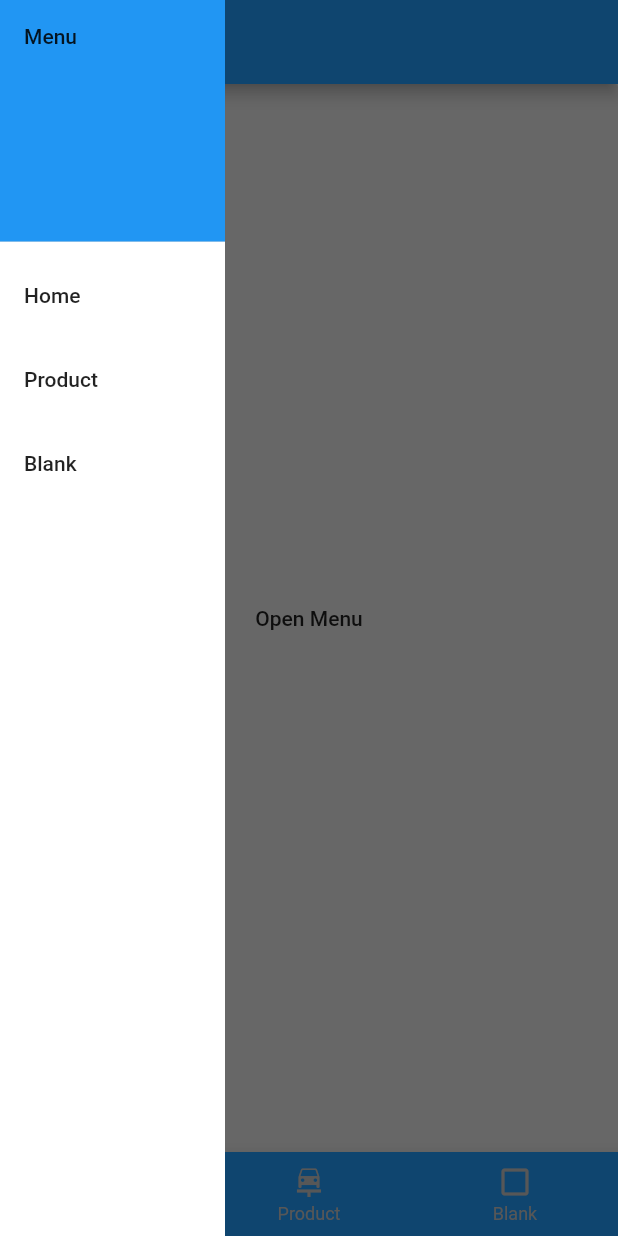
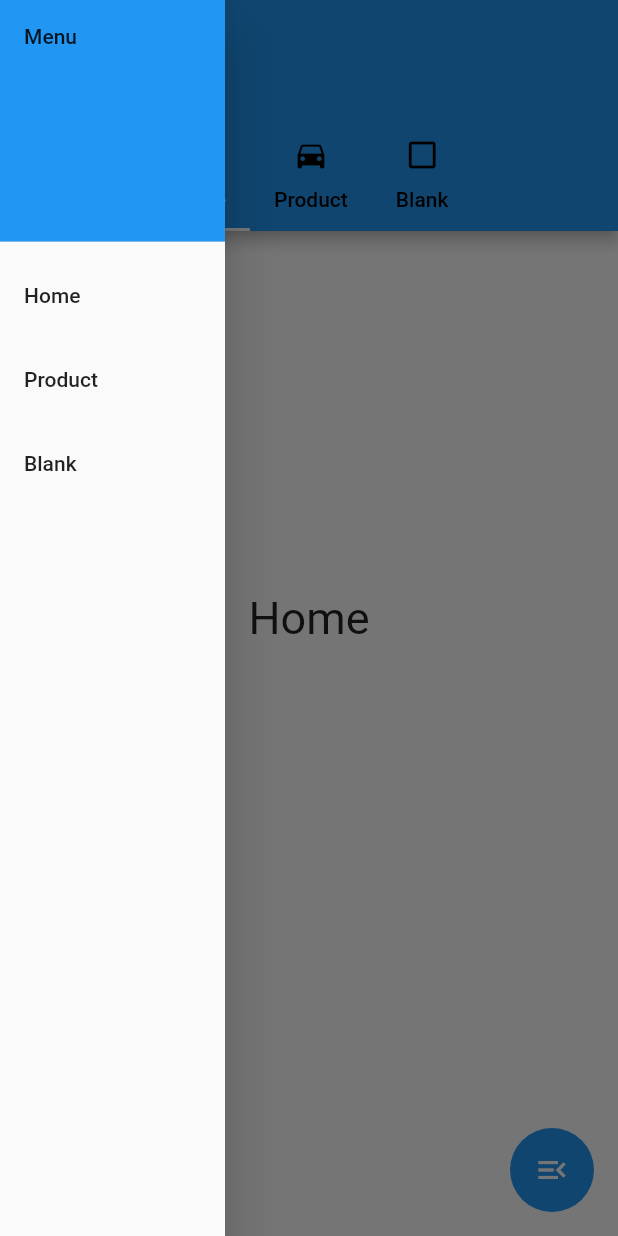
Before and after one commit to vika41130/carousel_slider, a Flutter app: the screen it shows after launch, with the side drawer open, on a phone screen of 412 x 824 dp. Run offline on Flutter 3.47's test engine with Material 2 defaults, Android fonts, the light colour scheme and no system bars.

Commit message:
[topbar]

```diff
--- /dev/null
+++ b/lib/custom_drawer.dart
@@ -0,0 +1,49 @@
+import 'package:flutter/material.dart';
+
+class CustomDrawer extends StatefulWidget {
+  CustomDrawer({
+    Key key,
+    this.elevation = 16.0,
+    this.child,
+    this.semanticLabel,
+    this.callback,
+  })  : assert(elevation != null && elevation >= 0.0),
+        super(key: key);
+
+  final double elevation;
+  final Widget child;
+  final String semanticLabel;
+
+  final DrawerCallback callback;
+  @override
+  _CustomDrawerState createState() => _CustomDrawerState();
+}
+
+class _CustomDrawerState extends State<CustomDrawer> {
+  @override
+  void initState() {
+    if (widget.callback != null) {
+      widget.callback(true);
+    }
+
+    super.initState();
+  }
+
+  @override
+  void dispose() {
+    if (widget.callback != null) {
+      widget.callback(false);
+    }
+    super.dispose();
+  }
+
+  @override
+  Widget build(BuildContext context) {
+    return Drawer(
+      key: widget.key,
+      elevation: widget.elevation,
+      semanticLabel: widget.semanticLabel,
+      child: widget.child
+    );
+  }
+}
--- a/lib/home_container.dart
+++ b/lib/home_container.dart
@@ -1,4 +1,5 @@
 import 'package:flutter/material.dart';
+import 'package:lutoi/custom_drawer.dart';
 import 'package:lutoi/model/bottom_tab_bar.model.dart';
 import 'package:lutoi/tab_page/home_tab_page.dart';
 import 'package:lutoi/tab_page/another_tab_page.dart';
@@ -11,14 +12,21 @@ class HomeContainer extends StatefulWidget {
   _HomeContainerState createState() => _HomeContainerState();
 }
 
-class _HomeContainerState extends State<HomeContainer> {
+class _HomeContainerState extends State<HomeContainer>
+    with SingleTickerProviderStateMixin {
   int tabIndex = 0;
   List<Widget> pagesList;
   List<BottomTabBarModel> bottomTabBarList = [];
+  List<Tab> tabBarList = [];
   final GlobalKey<ScaffoldState> _scaffoldKey = new GlobalKey<ScaffoldState>();
+  TabController _tabController;
+  bool isDrawerOpen = false;
 
   @override
   void initState() {
+    createTabBarList();
+    _tabController = TabController(length: 3, vsync: this);
+    _tabController.addListener(tabListener);
     super.initState();
     pagesList = [
       HomeTabPage(scaffoldKey: _scaffoldKey),
@@ -34,21 +42,80 @@ class _HomeContainerState extends State<HomeContainer> {
     bottomTabBarList.add(BottomTabBarModel(label: 'Blank'));
   }
 
+  void createTabBarList() {
+    tabBarList.add(Tab(
+      icon: new Icon(Icons.home),
+      child: Text("Home"),
+    ));
+    tabBarList.add(Tab(
+      icon: new Icon(Icons.directions_car),
+      child: Text("Product"),
+    ));
+    tabBarList.add(Tab(
+      icon: new Icon(Icons.check_box_outline_blank),
+      child: Text("Blank"),
+    ));
+  }
+
+  void tabListener() {
+  }
+
+  void setIsDrawerOpen({bool isOpen = false}) {
+    WidgetsBinding.instance.addPostFrameCallback((timeStamp) {
+      setState(() {
+        isDrawerOpen = isOpen;
+      });
+    });
+  }
+
   @override
   Widget build(BuildContext context) {
     return Scaffold(
       key: _scaffoldKey,
+      // drawerEnableOpenDragGesture: false,
+      // drawerEdgeDragWidth: 10,
+      // extendBody: true,
+      extendBodyBehindAppBar: true,
       appBar: AppBar(
-        title: Text('${bottomTabBarList[tabIndex].label}'),
+        toolbarHeight: 80,
+        // title: Text('${bottomTabBarList[tabIndex].label}'),
+        // backgroundColor: Colors.cyan[100],
+        bottom: TabBar(
+          isScrollable: true,
+          unselectedLabelColor: Colors.black,
+          labelColor: Colors.white,
+          onTap: (index) {
+            setState(() {
+              tabIndex = index;
+              print('-----------------tabIndex: $tabIndex');
+            });
+          },
+          tabs: tabBarList,
+          controller: _tabController,
+          indicatorColor: Colors.white,
+          indicatorSize: TabBarIndicatorSize.tab,
         ),
-      // drawer: Drawer(
+      ),
+      body: TabBarView(
+        children: [
+          HomeTabPage(scaffoldKey: _scaffoldKey),
+          ProductTabPage(),
+          BlankTabPage(),
+        ],
+        controller: _tabController,
+      ),
       drawer: Container(
         width: 150,
-        color: Colors.white,
+        child: CustomDrawer(
+          callback: (v) {
+            setIsDrawerOpen(isOpen: v);
+          },
           child: ListView(
             padding: EdgeInsets.zero,
             children: <Widget>[
               DrawerHeader(
+                // margin: EdgeInsets.zero,
+                // padding: EdgeInsets.zero,
                 child: Text('Menu'),
                 decoration: BoxDecoration(
                   color: Colors.blue,
@@ -60,7 +127,9 @@ class _HomeContainerState extends State<HomeContainer> {
                   setState(() {
                     tabIndex = 0;
                   });
+                  _tabController.animateTo(tabIndex);
                   Navigator.of(context).pop();
+                  setIsDrawerOpen();
                 },
               ),
               ListTile(
@@ -69,7 +138,9 @@ class _HomeContainerState extends State<HomeContainer> {
                   setState(() {
                     tabIndex = 1;
                   });
+                  _tabController.animateTo(tabIndex);
                   Navigator.of(context).pop();
+                  setIsDrawerOpen();
                 },
               ),
               ListTile(
@@ -78,38 +149,101 @@ class _HomeContainerState extends State<HomeContainer> {
                   setState(() {
                     tabIndex = 2;
                   });
+                  _tabController.animateTo(tabIndex);
                   Navigator.of(context).pop();
+                  setIsDrawerOpen();
                 },
               ),
             ],
           ),
         ),
-      body: pagesList[tabIndex],
-      bottomNavigationBar: BottomNavigationBar(
-          selectedItemColor: Colors.white,
-          unselectedItemColor: Colors.grey[400],
-          backgroundColor: Theme.of(context).primaryColor,
-          currentIndex: tabIndex,
-          onTap: (int index) {
+      ),
+      // drawer: Container(
+      //   width: 150,
+      //   color: Colors.white,
+      //   child: ListView(
+      //     padding: EdgeInsets.zero,
+      //     children: <Widget>[
+      //       DrawerHeader(
+      //         child: Text('Menu'),
+      //         decoration: BoxDecoration(
+      //           color: Colors.blue,
+      //         ),
+      //       ),
+      //       ListTile(
+      //         title: Text('${bottomTabBarList[0].label}'),
+      //         onTap: () {
+      //           setState(() {
+      //             tabIndex = 0;
+      //           });
+      //           _tabController.animateTo(tabIndex);
+      //           Navigator.of(context).pop();
+      //           setIsDrawerOpen();
+      //         },
+      //       ),
+      //       ListTile(
+      //         title: Text('${bottomTabBarList[1].label}'),
+      //         onTap: () {
+      //           setState(() {
+      //             tabIndex = 1;
+      //           });
+      //           _tabController.animateTo(tabIndex);
+      //           Navigator.of(context).pop();
+      //           setIsDrawerOpen();
+      //         },
+      //       ),
+      //       ListTile(
+      //         title: Text('${bottomTabBarList[2].label}'),
+      //         onTap: () {
+      //           setState(() {
+      //             tabIndex = 2;
+      //           });
+      //           _tabController.animateTo(tabIndex);
+      //           Navigator.of(context).pop();
+      //           setIsDrawerOpen();
+      //         },
+      //       ),
+      //     ],
+      //   ),
+      // ),
+      // body: pagesList[tabIndex],
+      // bottomNavigationBar: BottomNavigationBar(
+      //     selectedItemColor: Colors.white,
+      //     unselectedItemColor: Colors.grey[400],
+      //     backgroundColor: Theme.of(context).primaryColor,
+      //     currentIndex: tabIndex,
+      //     onTap: (int index) {
+      //       setState(() {
+      //         tabIndex = index;
+      //       });
+      //     },
+      //     items: [
+      //       BottomNavigationBarItem(
+      //         icon: Icon(Icons.home),
+      //         label: bottomTabBarList[0].label,
+      //       ),
+      //       BottomNavigationBarItem(
+      //         icon: Icon(Icons.car_repair),
+      //         label: bottomTabBarList[1].label,
+      //       ),
+      //       BottomNavigationBarItem(
+      //         icon: Icon(Icons.check_box_outline_blank),
+      //         label: bottomTabBarList[2].label,
+      //       ),
+      //     ]),
+      // backgroundColor: Theme.of(context).primaryColor,
+      floatingActionButton: new FloatingActionButton(
+          elevation: 0.0,
+          tooltip: 'Open Menu',
+          child:
+              isDrawerOpen ? new Icon(Icons.menu_open) : new Icon(Icons.menu),
+          onPressed: () {
+            // Scaffold.of(context).openDrawer();
+            _scaffoldKey.currentState.openDrawer();
             setState(() {
-              tabIndex = index;
+              isDrawerOpen = _scaffoldKey.currentState.isDrawerOpen;
             });
-          },
-          items: [
-            BottomNavigationBarItem(
-              icon: Icon(Icons.home),
-              label: bottomTabBarList[0].label,
-            ),
-            BottomNavigationBarItem(
-              icon: Icon(Icons.car_repair),
-              label: bottomTabBarList[1].label,
-            ),
-            BottomNavigationBarItem(
-              icon: Icon(Icons.check_box_outline_blank),
-              label: bottomTabBarList[2].label,
-            ),
-          ]),
-      backgroundColor: Theme.of(context).primaryColor,
+          }),
     );
   }
 }
--- a/lib/service/product_service.dart
+++ b/lib/service/product_service.dart
@@ -16,7 +16,7 @@ class ProductService {
       list.add(ProductModel(
         id: i.toString(),
         name: 'BMW - X' + i.toString(),
-        image: 'assets/images/bmw/bg_bmw.jpg',
+        image: 'assets/images/bmw/bmw_logo.jpg',
         price: 10000 + i * 100.0,
       ));
     }
--- a/lib/tab_page/home_tab_page.dart
+++ b/lib/tab_page/home_tab_page.dart
@@ -21,16 +21,10 @@ class _HomeTabPageState extends State<HomeTabPage>
       width: double.infinity,
       height: double.infinity,
       color: Colors.white,
-      child: SizedBox(
-        width: 100,
-        height: 100,
-        child: RaisedButton(
-          child: Text('Open Menu'),
-          onPressed: () {
-            // widget.scaffoldKey.currentState.openDrawer();
-            Scaffold.of(context).openDrawer();
-            // Scaffold.of(context).openEndDrawer();
-          },
+      child: Center(
+        child: Text(
+          'Home',
+          style: TextStyle(fontSize: 30),
         ),
       ),
     );
```
Also changed, not shown: lib/dialog/dialog.dart (+4 -5 lines), lib/login.dart (added, +20 -0 lines), lib/tab_page/product_tab_page.dart (+13 -4 lines), lib/widget/product_item.dart (+3 -4 lines), assets/images/bmw/bmw_logo.jpg (added), 2 other files. Lines whose indentation alone changed are shown as unchanged.
